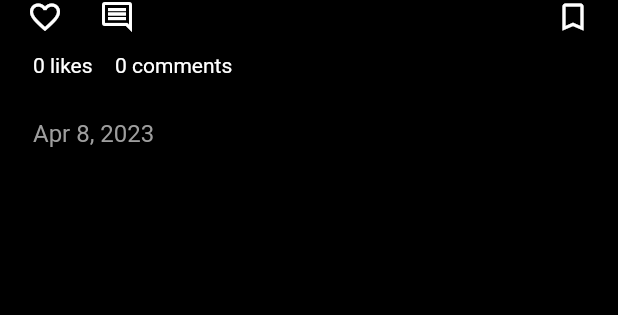
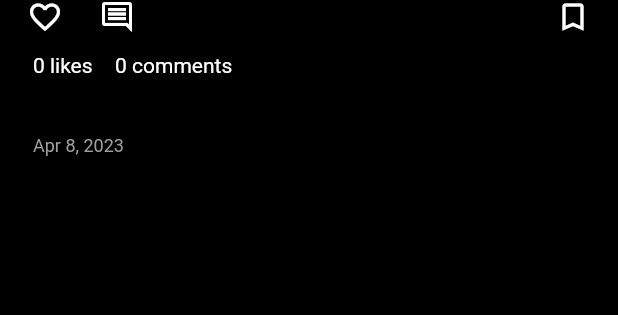
Before and after one commit to Haxxu/snapshare-mobile, a Flutter app: the PostCard widget shown alone on an empty page, opened directly with empty values, on a phone screen of 412 x 824 dp. Shown: the part 516-831 px from the top of the screen. Run offline on Flutter 3.47's test engine with Material 2 defaults, Android fonts, the phone set to English and light mode, and no system bars; our stand-ins replace firebase_core, firebase_storage, flutter_dotenv, google_fonts, image_picker, jiffy and 2 more; missing offline and left inert: dart:ffi; accounts and stored records are empty; network calls fail.

Commit message:
make user decription post bigger

```diff
--- a/lib/features/post/post_card.dart
+++ b/lib/features/post/post_card.dart
@@ -37,8 +37,6 @@ class _PostCardState extends State<PostCard> {
   @override
   void initState() {
     super.initState();
-
-    authUser = Provider.of<AuthManager>(context, listen: false).user;
 
     checkLikedPost(widget.post.id);
     checkSavedPost(widget.post.id);
@@ -113,6 +111,7 @@ class _PostCardState extends State<PostCard> {
 
   @override
   Widget build(BuildContext context) {
+    authUser = Provider.of<AuthManager>(context, listen: false).user;
     return Container(
       // color: mobileBackgroundColor,
       margin: const EdgeInsets.symmetric(vertical: 3),
@@ -139,7 +138,7 @@ class _PostCardState extends State<PostCard> {
             ),
             builder: (context, snapshot) {
               if (snapshot.hasData) {
-                return _buildOwnerSection(context, snapshot.data!);
+                return _buildOwnerSection(context, snapshot.data!, authUser!);
               } else if (snapshot.hasError) {
                 return Text('Error: ${snapshot.error}');
               } else {
@@ -288,29 +287,31 @@ class _PostCardState extends State<PostCard> {
                 ),
                 Container(
                   width: double.infinity,
-                  padding: const EdgeInsets.only(top: 8),
+                  padding: const EdgeInsets.only(top: 10),
                   child: RichText(
                     text: TextSpan(
                       style: const TextStyle(color: primaryColor),
                       children: [
                         TextSpan(
                           text: owner?.account ?? '',
-                          style: const TextStyle(fontWeight: FontWeight.bold),
+                          style: const TextStyle(
+                              fontWeight: FontWeight.bold, fontSize: 16),
                         ),
                         TextSpan(
                           text: ' ${widget.post.title}',
+                          style: const TextStyle(fontSize: 16),
                         ),
                       ],
                     ),
                   ),
                 ),
                 Container(
-                  padding: const EdgeInsets.symmetric(vertical: 4),
+                  padding: const EdgeInsets.only(top: 10, bottom: 4),
                   child: Text(
                     DateFormat.yMMMd().format(
                       widget.post.createdAt,
                     ),
-                    style: const TextStyle(fontSize: 16, color: secondaryColor),
+                    style: const TextStyle(fontSize: 12, color: secondaryColor),
                   ),
                 ),
               ],
@@ -321,7 +322,7 @@ class _PostCardState extends State<PostCard> {
     );
   }
 
-  Widget _buildOwnerSection(BuildContext context, User owner) {
+  Widget _buildOwnerSection(BuildContext context, User owner, User authUser) {
     return Row(
       children: [
         CircleAvatar(
@@ -356,7 +357,7 @@ class _PostCardState extends State<PostCard> {
                     shrinkWrap: true,
                     children: [
                       Visibility(
-                        visible: owner.id == authUser?.id,
+                        visible: owner.id == authUser.id,
                         child: SimpleDialogOption(
                           padding: const EdgeInsets.symmetric(
                             vertical: 12,
```
